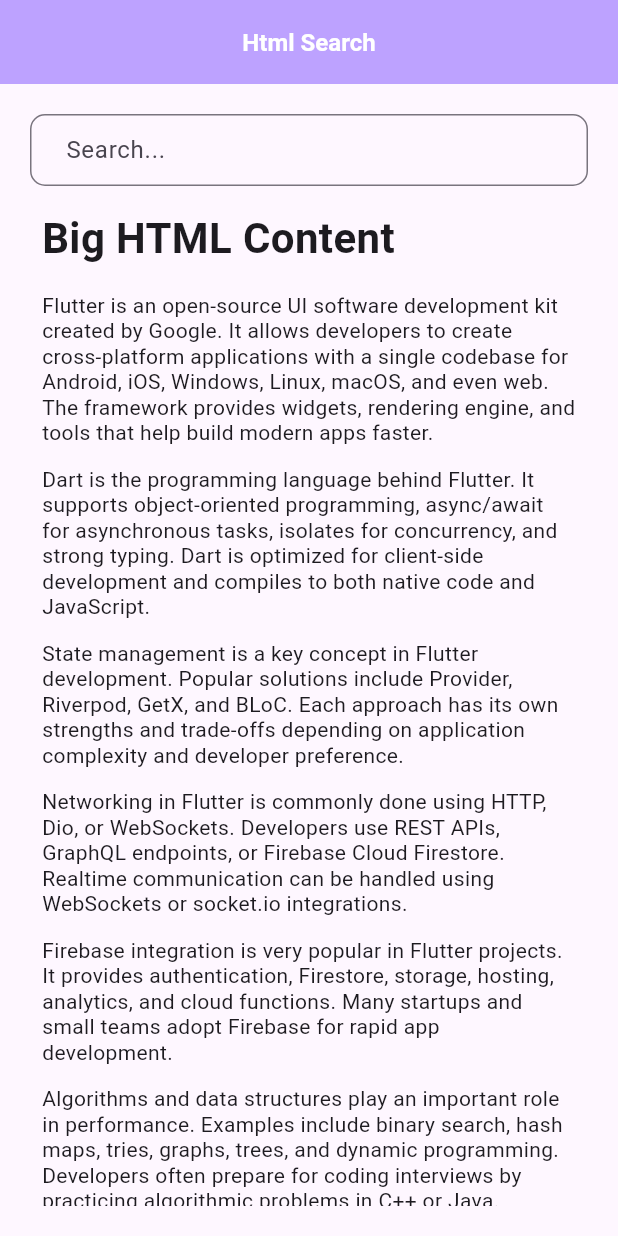
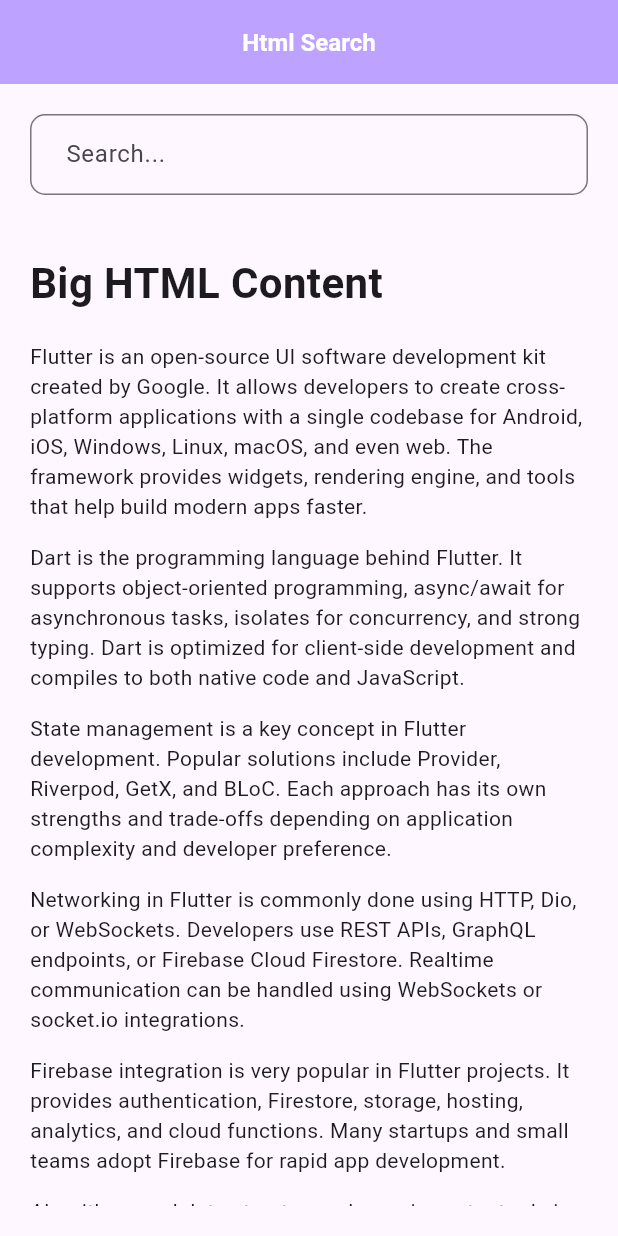
Before and after one commit to sharmin-softbdltd/animation-practice, a Flutter app: the screen it shows after launch, on a phone screen of 412 x 824 dp. Run offline on Flutter 3.47's test engine with Material 3 defaults, Android fonts, the phone set to English and light mode, and no system bars; drawn by our look-alikes of flutter_html, flutter_widget_from_html_core; our stand-ins replace get.

Commit message:
Refactor: Update HTML search and dependencies
This commit refactors the HTML search functionality and updates project dependencies.

- Replaced `flutter_html` with `flutter_widget_from_html_core` for rendering HTML content in `HtmlSearchView`.
- Updated the display of match counts in the search input field to show the current match index and total matches (e.g., "1/5").
- Enhanced match navigation with up and down arrow icons for "previous" and "next" match functionality.
- Adjusted the `scrollToActive` method in `HtmlSearchController` to improve scrolling behavior to the active match.
- Removed `flutter_inappwebview` dependencies from `pubspec.yaml`, `pubspec.lock`, and Windows plugin registration files.
- Made minor UI adjustments in `HtmlSearchView`, including padding and icon sizes.
- Updated formatting in Windows-specific C++ and CMake files related to plugin registration.

```diff
--- a/lib/app/modules/html_search/html_search_view.dart
+++ b/lib/app/modules/html_search/html_search_view.dart
@@ -1,5 +1,5 @@
 import 'package:flutter/material.dart';
-import 'package:flutter_html/flutter_html.dart';
+import 'package:flutter_widget_from_html_core/flutter_widget_from_html_core.dart';
 import 'package:get/get.dart';
 
 import '../../routes/app_pages.dart';
@@ -31,26 +31,55 @@ class HtmlSearchView extends GetView<HtmlSearchController> {
               Obx(() {
                 return TextFormField(
                   controller: controller.searchController,
-
                   decoration: InputDecoration(
                     hintText: 'Search...',
                     contentPadding: EdgeInsets.symmetric(
                       horizontal: 20,
-                      vertical: 5,
+                      vertical: 15,
                     ),
                     border: OutlineInputBorder(
                       borderRadius: BorderRadius.circular(10),
                     ),
-                    suffix: controller.matchQueryCount.value != 0
+                    suffix: controller.totalMatchNumber.value != 0
                         ? Row(
                             mainAxisSize: MainAxisSize.min,
                             mainAxisAlignment: MainAxisAlignment.end,
+                            crossAxisAlignment: CrossAxisAlignment.center,
                             children: [
-                        Text(controller.matchQueryCount.value.toString()),
+                              Text(
+                                "${controller.activeIndex.value + 1}/${controller.totalMatchNumber.value}",
+                              ),
                               SizedBox(width: 5),
-                        InkWell(
+                              if (controller.totalMatchNumber.value > 1)
+                                Column(
+                                  mainAxisSize: MainAxisSize.min,
+                                  mainAxisAlignment: MainAxisAlignment.center,
+                                  children: [
+                                    SizedBox(
+                                      height: 10,
+                                      child: Center(
+                                        child: InkWell(
+                                          onTap: controller.prevMatch,
+                                          child: Icon(
+                                            Icons.keyboard_arrow_up,
+                                            size: 15,
+                                          ),
+                                        ),
+                                      ),
+                                    ),
+                                    SizedBox(
+                                      height: 10,
+                                      child: Center(
+                                        child: InkWell(
                                           onTap: controller.nextMatch,
-                          child: Icon(Icons.keyboard_arrow_down),
+                                          child: Icon(
+                                            Icons.keyboard_arrow_down,
+                                            size: 15,
+                                          ),
+                                        ),
+                                      ),
+                                    ),
+                                  ],
                                 ),
                             ],
                           )
@@ -61,15 +90,11 @@ class HtmlSearchView extends GetView<HtmlSearchController> {
               Expanded(
                 child: SingleChildScrollView(
                   controller: controller.scrollController,
+                  padding: EdgeInsets.only(top: 20),
                   child: Column(
                     children: [
                       Obx(() {
-                        return Html(
-                          data: controller.highLightedContent.value,
-                          // anchorKey: controller.anchorKey,
-                          doNotRenderTheseTags: {"title",},
-
-                        );
+                        return HtmlWidget(controller.highLightedContent.value);
                       }),
                       SizedBox(height: 20),
                       ElevatedButton(
--- a/pubspec.yaml
+++ b/pubspec.yaml
@@ -13,8 +13,8 @@ dependencies:
     sdk: flutter
   cupertino_icons: ^1.0.8
   get: ^4.7.2
-  flutter_html: ^3.0.0
-  flutter_inappwebview: ^6.1.5
+  #  flutter_html: ^3.0.0
+  #  flutter_inappwebview: ^6.1.5
   flutter_widget_from_html_core: ^0.17.0
 
 dev_dependencies:
```
Also changed, not shown: lib/app/modules/html_search/html_search_controller.dart (+20 -32 lines), pubspec.lock, 2 other files. Lines whose indentation alone changed are shown as unchanged.
